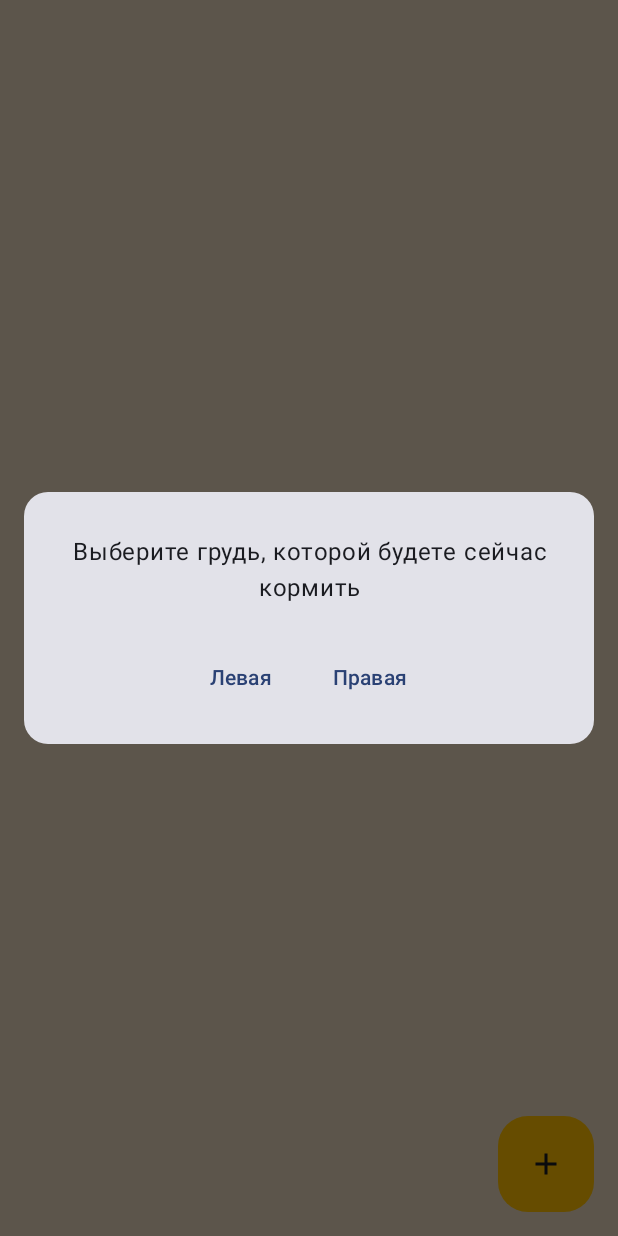
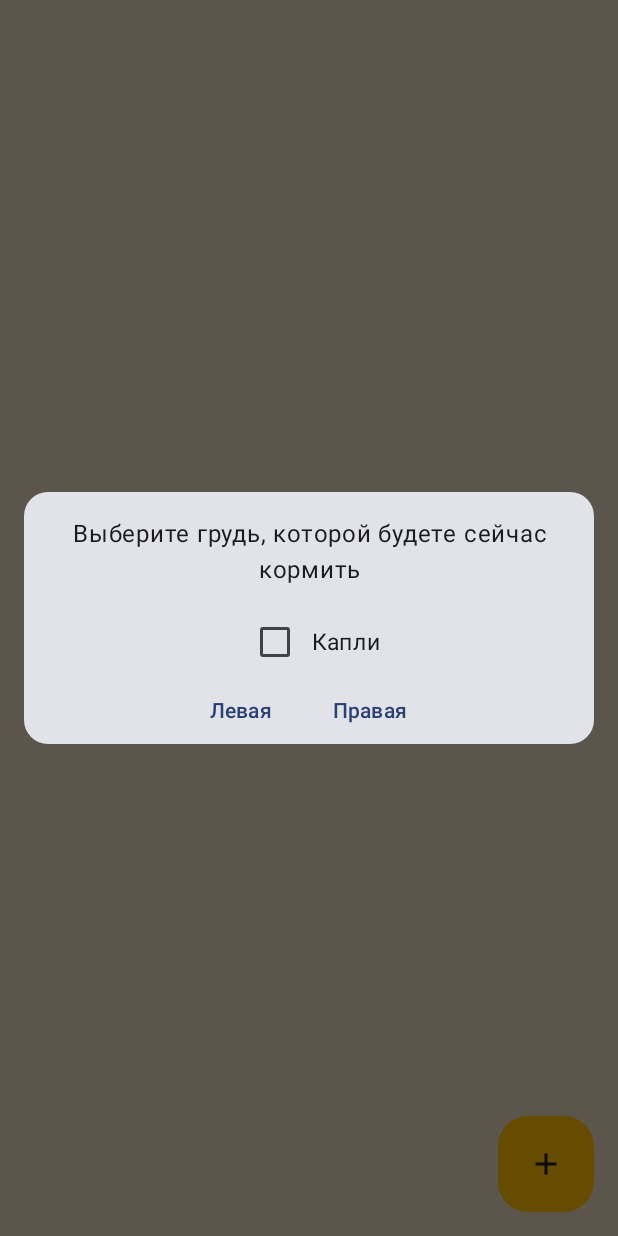
Before and after one commit to tyupik/teating, an Android app built with Jetpack Compose: the composable EatingListView shown on its own in the app's theme, after a tap on "Добавить", on a phone screen of 412 x 824 dp. Run offline under Robolectric (Android 15) with nearby library versions, the phone set to English and light mode, and no system bars; our stand-ins replace Dagger/Hilt's generated code.

Commit message:
app v1.1.1: - added blobs

```diff
--- a/app/build.gradle.kts
+++ b/app/build.gradle.kts
@@ -15,7 +15,7 @@ android {
         minSdk = 24
         targetSdk = 33
         versionCode = 2
-        versionName = "1.1"
+        versionName = "1.1.1"
 
         testInstrumentationRunner = "androidx.test.runner.AndroidJUnitRunner"
         vectorDrawables {
--- a/app/src/main/java/com/tyupik/teating/data/db/EatingEntity.kt
+++ b/app/src/main/java/com/tyupik/teating/data/db/EatingEntity.kt
@@ -1,5 +1,6 @@
 package com.tyupik.teating.data.db
 
+import androidx.room.ColumnInfo
 import androidx.room.Entity
 import androidx.room.PrimaryKey
 import com.tyupik.teating.ui.eating_list.model.Side
@@ -10,4 +11,6 @@ data class EatingEntity(
     val id: String,
     val dateMillis: Long,
     val side: Side,
+    @ColumnInfo(defaultValue = "false")
+    val blobExist: Boolean,
 )
--- a/app/src/main/java/com/tyupik/teating/data/db/EatingRoomDatabase.kt
+++ b/app/src/main/java/com/tyupik/teating/data/db/EatingRoomDatabase.kt
@@ -1,11 +1,15 @@
 package com.tyupik.teating.data.db
 
+import androidx.room.AutoMigration
 import androidx.room.Database
 import androidx.room.RoomDatabase
 
 @Database(
     entities = [EatingEntity::class],
-    version = 2,
+    version = 3,
+    autoMigrations = [
+        AutoMigration (from = 2, to = 3),
+    ]
 )
 abstract class EatingRoomDatabase : RoomDatabase() {
 
--- a/app/src/main/java/com/tyupik/teating/di/AppModule.kt
+++ b/app/src/main/java/com/tyupik/teating/di/AppModule.kt
@@ -29,7 +29,6 @@ object AppModule {
         EatingRoomDatabase::class.java,
         "eating_database"
     )
-        .fallbackToDestructiveMigration()
         .build()
 
     @Singleton
--- a/app/src/main/java/com/tyupik/teating/ui/eating_list/EatingListViewModel.kt
+++ b/app/src/main/java/com/tyupik/teating/ui/eating_list/EatingListViewModel.kt
@@ -36,9 +36,9 @@ class EatingListViewModel @Inject constructor(
         }
     }
 
-    fun onBreastDialogSelected(side: Side) {
+    fun onBreastDialogSelected(side: Side, isBlob: Boolean) {
         viewModelScope.launch {
-            interactor.postEating(side)
+            interactor.postEating(side, isBlob)
             loadData()
         }
     }
--- a/app/src/main/java/com/tyupik/teating/ui/eating_list/compose/BreastDialog.kt
+++ b/app/src/main/java/com/tyupik/teating/ui/eating_list/compose/BreastDialog.kt
@@ -9,24 +9,30 @@ import androidx.compose.foundation.layout.height
 import androidx.compose.foundation.layout.padding
 import androidx.compose.foundation.shape.RoundedCornerShape
 import androidx.compose.material3.Card
+import androidx.compose.material3.Checkbox
 import androidx.compose.material3.Text
 import androidx.compose.material3.TextButton
 import androidx.compose.runtime.Composable
+import androidx.compose.runtime.mutableStateOf
+import androidx.compose.runtime.remember
 import androidx.compose.ui.Alignment
 import androidx.compose.ui.Modifier
 import androidx.compose.ui.res.stringResource
 import androidx.compose.ui.text.style.TextAlign
 import androidx.compose.ui.unit.dp
+import androidx.compose.ui.unit.sp
 import androidx.compose.ui.window.Dialog
 import com.tyupik.teating.R
 import com.tyupik.teating.ui.eating_list.model.Side
 
 @Composable
 fun BreastDialog(
-    onButtonClick: (Side) -> Unit,
+    onButtonClick: (Side, Boolean) -> Unit,
     onDismiss: () -> Unit,
     onDismissWithoutScroll: () -> Unit,
 ) {
+    val checkedState = remember { mutableStateOf(false) }
+
     Dialog(onDismissRequest = { onDismissWithoutScroll() }) {
         Card(
             modifier = Modifier
@@ -43,29 +49,41 @@ fun BreastDialog(
             ) {
                 Text(
                     text = stringResource(R.string.select_breast),
-                    modifier = Modifier.padding(16.dp),
+                    modifier = Modifier
+                        .padding(horizontal = 16.dp)
+                        .padding(top = 16.dp, bottom = 12.dp),
                     textAlign = TextAlign.Center,
                 )
+                Row(verticalAlignment = Alignment.CenterVertically) {
+                    Checkbox(
+                        checked = checkedState.value,
+                        onCheckedChange = { checkedState.value = it },
+                    )
+                    Text(
+                        text = stringResource(R.string.blob),
+                        fontSize = 15.sp,
+                        textAlign = TextAlign.Center
+                    )
+                }
                 Row(
-                    modifier = Modifier
-                        .fillMaxWidth(),
+                    modifier = Modifier.fillMaxWidth(),
                     horizontalArrangement = Arrangement.Center,
                 ) {
                     TextButton(
                         onClick = {
-                            onButtonClick(Side.LEFT)
+                            onButtonClick(Side.LEFT, checkedState.value)
                             onDismiss()
                         },
-                        modifier = Modifier.padding(8.dp),
+                        modifier = Modifier.padding(horizontal = 8.dp),
                     ) {
                         Text(stringResource(R.string.left))
                     }
                     TextButton(
                         onClick = {
-                            onButtonClick(Side.RIGHT)
+                            onButtonClick(Side.RIGHT, checkedState.value)
                             onDismiss()
                         },
-                        modifier = Modifier.padding(8.dp),
+                        modifier = Modifier.padding(horizontal = 8.dp),
                     ) {
                         Text(stringResource(R.string.right))
                     }
--- a/app/src/main/java/com/tyupik/teating/ui/eating_list/compose/EatingListItems.kt
+++ b/app/src/main/java/com/tyupik/teating/ui/eating_list/compose/EatingListItems.kt
@@ -1,6 +1,7 @@
 package com.tyupik.teating.ui.eating_list.compose
 
 import androidx.compose.foundation.ExperimentalFoundationApi
+import androidx.compose.foundation.Image
 import androidx.compose.foundation.background
 import androidx.compose.foundation.layout.Arrangement
 import androidx.compose.foundation.layout.Column
@@ -13,6 +14,7 @@ import androidx.compose.foundation.layout.padding
 import androidx.compose.foundation.lazy.LazyColumn
 import androidx.compose.foundation.lazy.LazyListState
 import androidx.compose.foundation.lazy.itemsIndexed
+import androidx.compose.foundation.lazy.rememberLazyListState
 import androidx.compose.foundation.shape.RoundedCornerShape
 import androidx.compose.material.icons.Icons
 import androidx.compose.material.icons.filled.Clear
@@ -24,13 +26,16 @@ import androidx.compose.ui.Alignment
 import androidx.compose.ui.Modifier
 import androidx.compose.ui.draw.clip
 import androidx.compose.ui.graphics.Color.Companion.White
+import androidx.compose.ui.res.painterResource
 import androidx.compose.ui.res.stringResource
 import androidx.compose.ui.text.style.TextAlign
+import androidx.compose.ui.tooling.preview.Preview
 import androidx.compose.ui.unit.dp
 import androidx.compose.ui.unit.sp
 import com.tyupik.teating.R
 import com.tyupik.teating.ui.eating_list.model.EatingItem
 import com.tyupik.teating.ui.theme.BackgroundCard
+import com.tyupik.teating.ui.theme.TeatingTheme
 
 @OptIn(ExperimentalFoundationApi::class)
 @Composable
@@ -61,16 +66,32 @@ fun EatingListItems(
                             Text(
                                 text = item.dateAndTime,
                                 modifier = Modifier
-                                    .weight(3f)
+                                    .weight(6f)
                                     .padding(top = 12.dp, start = 16.dp)
                             )
                             Text(
                                 text = item.side,
                                 modifier = Modifier
-                                    .weight(1.5f)
-                                    .padding(top = 12.dp),
+                                    .weight(3f)
+                                    .padding(top = 12.dp, start = 6.dp),
                             )
+
+                            Column(
+                                modifier = Modifier
+                                    .fillMaxSize()
+                                    .weight(1.5f),
+                                verticalArrangement = Arrangement.Center
+                            ) {
+                                if (item.blobExist) {
+                                    Image(
+                                        modifier = Modifier.padding(top = 6.dp),
+                                        painter = painterResource(id = R.drawable.blob),
+                                        contentDescription = stringResource(R.string.blob)
+                                    )
+                                }
+                            }
                             IconButton(
+                                modifier = Modifier.weight(0.7f),
                                 onClick = { onRemoveClick(item.id) }
                             ) {
                                 Icon(
@@ -101,3 +122,28 @@ fun EatingListItems(
         }
     }
 }
+
+@Preview
+@Composable
+fun Preview() {
+    TeatingTheme {
+        EatingListItems(
+            uiData = listOf(
+                EatingItem(
+                    id = "123",
+                    dateAndTime = "20:40 10/10/2023",
+                    side = "Правая",
+                    blobExist = false
+                ),
+                EatingItem(
+                    id = "6798",
+                    dateAndTime = "20:40 10/10/2023",
+                    side = "Левая",
+                    blobExist = true
+                ),
+            ),
+            listState = rememberLazyListState(),
+            onRemoveClick = {}
+        )
+    }
+}
--- a/app/src/main/java/com/tyupik/teating/ui/eating_list/model/EatingItem.kt
+++ b/app/src/main/java/com/tyupik/teating/ui/eating_list/model/EatingItem.kt
@@ -4,6 +4,7 @@ data class EatingItem(
     val id: String,
     val dateAndTime: String,
     val side: String,
+    val blobExist: Boolean,
 )
 
 enum class Side {
--- /dev/null
+++ b/app/src/main/res/drawable/blob.xml
@@ -0,0 +1,15 @@
+<vector xmlns:android="http://schemas.android.com/apk/res/android"
+    android:width="24dp"
+    android:height="32dp"
+    android:viewportWidth="24"
+    android:viewportHeight="32">
+  <path
+      android:pathData="M12,0s12,13.373 12,20 -5.372,12 -12,12c-6.627,0 -12,-5.373 -12,-12l12,-20z"
+      android:fillColor="#3CAED6"/>
+  <path
+      android:pathData="M16.994,16c-1.108,0 -2.006,0.898 -2.006,2.007 0,1.107 0.897,2.005 2.006,2.005 1.107,0 2.006,-0.897 2.006,-2.005 0,-1.109 -0.898,-2.007 -2.006,-2.007z"
+      android:fillColor="#63BFDE"/>
+  <path
+      android:pathData="M13,31c-6.627,0 -12,-5.373 -12,-12 0,-5.497 8.25,-15.627 11.066,-18.926l-0.066,-0.074s-12,13.373 -12,20 5.373,12 12,12c3.568,0 6.764,-1.566 8.961,-4.039 -2.119,1.885 -4.901,3.039 -7.961,3.039z"
+      android:fillColor="#369DC0"/>
+</vector>
--- a/app/src/main/res/values/strings.xml
+++ b/app/src/main/res/values/strings.xml
@@ -6,4 +6,5 @@
     <string name="left">Левая</string>
     <string name="right">Правая</string>
     <string name="click_plus">Нажмите «+», чтобы выбрать грудь для кормления</string>
+    <string name="blob">Капли</string>
 </resources>
```
Also changed, not shown: app/src/main/java/com/tyupik/teating/business/EatingListInteractor.kt (+5 -3 lines).
